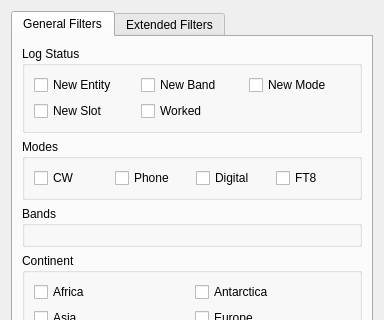
k5mcd/QLog, file ui/DxFilterDialog.ui: the form before one commit; both pictures show x 0 to 384 and y 0 to 320 of the 384 by 495 pixel window.
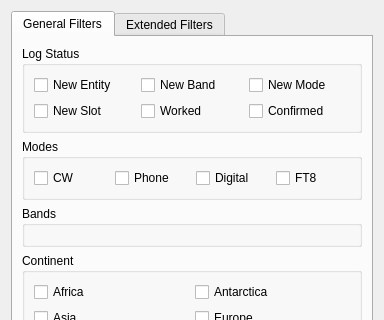
The form after the commit.

Commit message:
Added new color and DXCC Status - Confirmed
Only paper QSL and LoTW is accepted as confirmation.
Currently, no option to include eQSL

Patch:
```diff
--- a/ui/DxFilterDialog.ui
+++ b/ui/DxFilterDialog.ui
@@ -249,6 +249,13 @@
               </property>
              </widget>
             </item>
+            <item row="1" column="2">
+             <widget class="QCheckBox" name="confirmedcheckbox">
+              <property name="text">
+               <string>Confirmed</string>
+              </property>
+             </widget>
+            </item>
            </layout>
           </item>
          </layout>
```
The commit also changes 11 other files.
